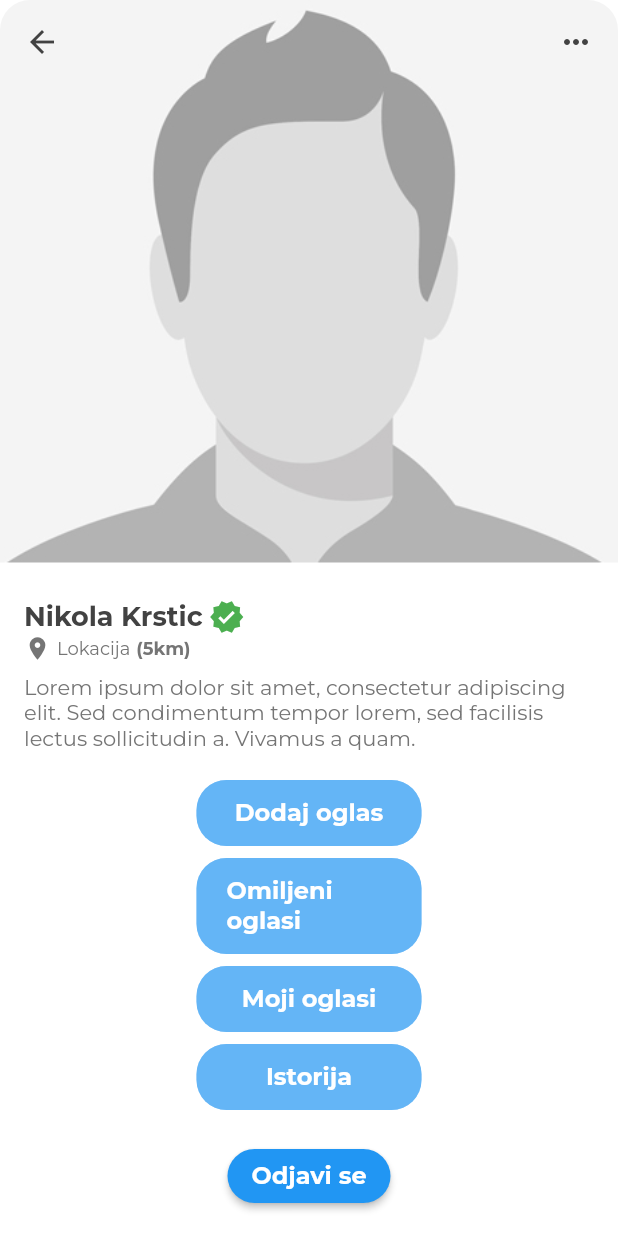
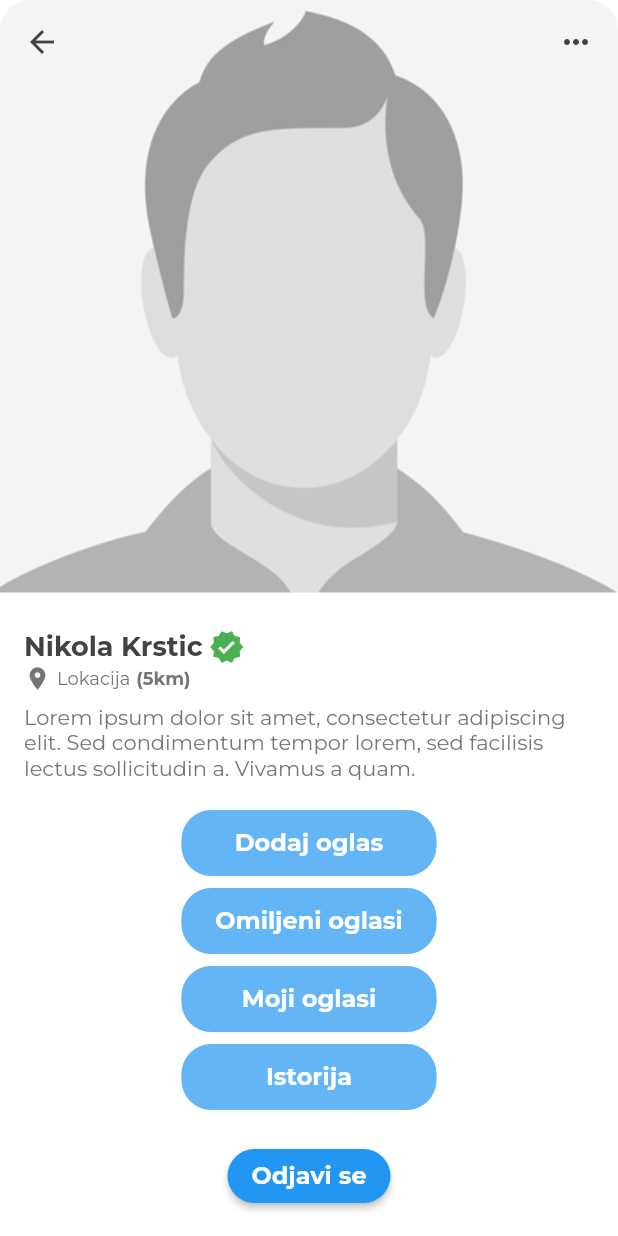
Before and after one commit to ananestorovic/fon-hackathon-2023, a Flutter app: the screen it shows after launch, after a tap on the "account circle" icon, on a phone screen of 412 x 824 dp. Run offline on Flutter 3.47's test engine with Material 2 defaults, Android fonts, the phone set to English and light mode, and no system bars; our stand-ins replace cloud_firestore, firebase_auth, firebase_core, google_fonts, image_picker; accounts and stored records are empty.

Commit message:
Izmene u bazi i povezivanje stranica ponogo

```diff
--- a/lib/auth/register.dart
+++ b/lib/auth/register.dart
@@ -129,8 +129,8 @@ class _RegisterState extends State<Register> {
                     },
                     decoration: InputDecoration(
                         border: OutlineInputBorder(),
-                        labelText: 'Email roditelja',
-                        hintText: 'Unesite e-mail roditelja'),
+                        labelText: 'Adresa',
+                        hintText: 'Unesite adresu'),
                   ),
                 ),
                 SizedBox(
--- a/lib/services/database.dart
+++ b/lib/services/database.dart
@@ -15,7 +15,7 @@ class DatabaseService {
     return await userCollection.doc(uid).set({
       "firstName": firstName,
       "lastName": lastName,
-      "parentEmail": parentEmail,
+      "adresa": parentEmail,
     });
   }
 }
--- a/lib/user_profile.dart
+++ b/lib/user_profile.dart
@@ -132,7 +132,7 @@ class UserProfile extends StatelessWidget {
                 ),
                 Center(
                   child: Container(
-                      width: 150,
+                      width: 170,
                       padding:
                           EdgeInsets.symmetric(vertical: 12, horizontal: 20),
                       decoration: BoxDecoration(
@@ -165,7 +165,7 @@ class UserProfile extends StatelessWidget {
                 ),
                 Center(
                   child: Container(
-                      width: 150,
+                      width: 170,
                       padding:
                           EdgeInsets.symmetric(vertical: 12, horizontal: 20),
                       decoration: BoxDecoration(
@@ -198,7 +198,7 @@ class UserProfile extends StatelessWidget {
                 ),
                 Center(
                   child: Container(
-                      width: 150,
+                      width: 170,
                       padding:
                           EdgeInsets.symmetric(vertical: 12, horizontal: 20),
                       decoration: BoxDecoration(
@@ -231,7 +231,7 @@ class UserProfile extends StatelessWidget {
                 ),
                 Center(
                   child: Container(
-                      width: 150,
+                      width: 170,
                       padding:
                           EdgeInsets.symmetric(vertical: 12, horizontal: 20),
                       decoration: BoxDecoration(
```
